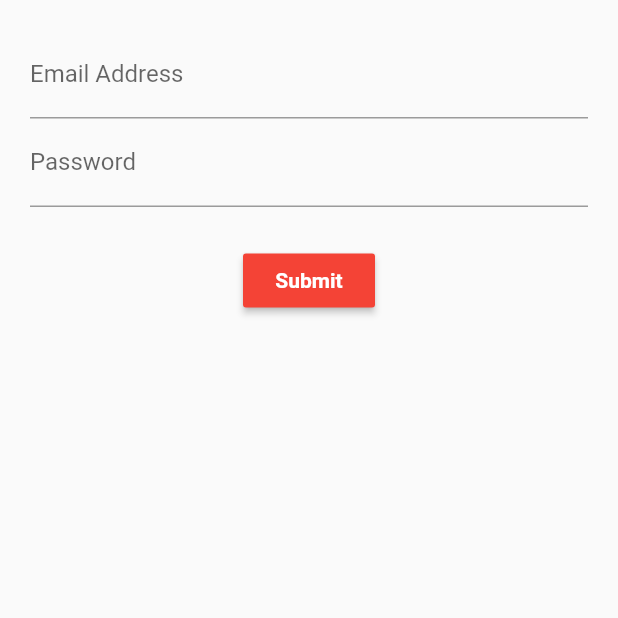
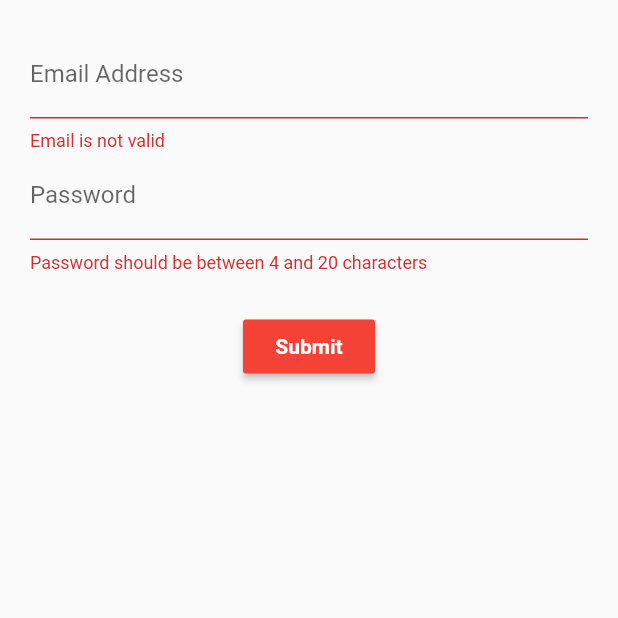
Before and after one commit to ErAbhi90/flutter_login_stateful, a Flutter app: the screen it shows after launch, after a tap on "Submit", on a phone screen of 412 x 824 dp, the top half of it. Run offline on Flutter 3.47's test engine with Material 2 defaults, Android fonts, the phone set to English and light mode, and no system bars; missing offline and left inert: validator.

Commit message:
Updated Validations using validator package

```diff
--- a/lib/src/mixins/validation_mixin.dart
+++ b/lib/src/mixins/validation_mixin.dart
@@ -1,16 +1,28 @@
+import 'package:validator/validator.dart';
+
 class ValidationMixin {
   String validateEmail(String value) {
-    if (value.length > 4 && value.length < 20) {
-      return 'Password should be between 4 and 20 characters';
+    if (!isEmail(value)) {
+      return 'Email is not valid';
     }
 
     return null;
   }
 
   String validatePassword(String value) {
-    if (value.length > 4 && value.length < 20) {
+    if (value.length < 4 || value.length > 20) {
       return 'Password should be between 4 and 20 characters';
     }
+    else if (isAlpha(value)) {
+      return 'Password must contain a number';
+    }
+    else if (isNumeric(value)) {
+      return 'Password must contain an character';
+    }
+    else if (isAlphanumeric(value)) {
+      return 'Password must contain a special character';
+    }
+
 
     return null;
   }
--- a/pubspec.yaml
+++ b/pubspec.yaml
@@ -8,6 +8,8 @@ dependencies:
   # The following adds the Cupertino Icons font to your application.
   # Use with the CupertinoIcons class for iOS style icons.
   cupertino_icons: ^0.1.2
+
+  validator: ">=0.0.4 <0.1.0"
 
 dev_dependencies:
   flutter_test:
```
Also changed, not shown: pubspec.lock.
